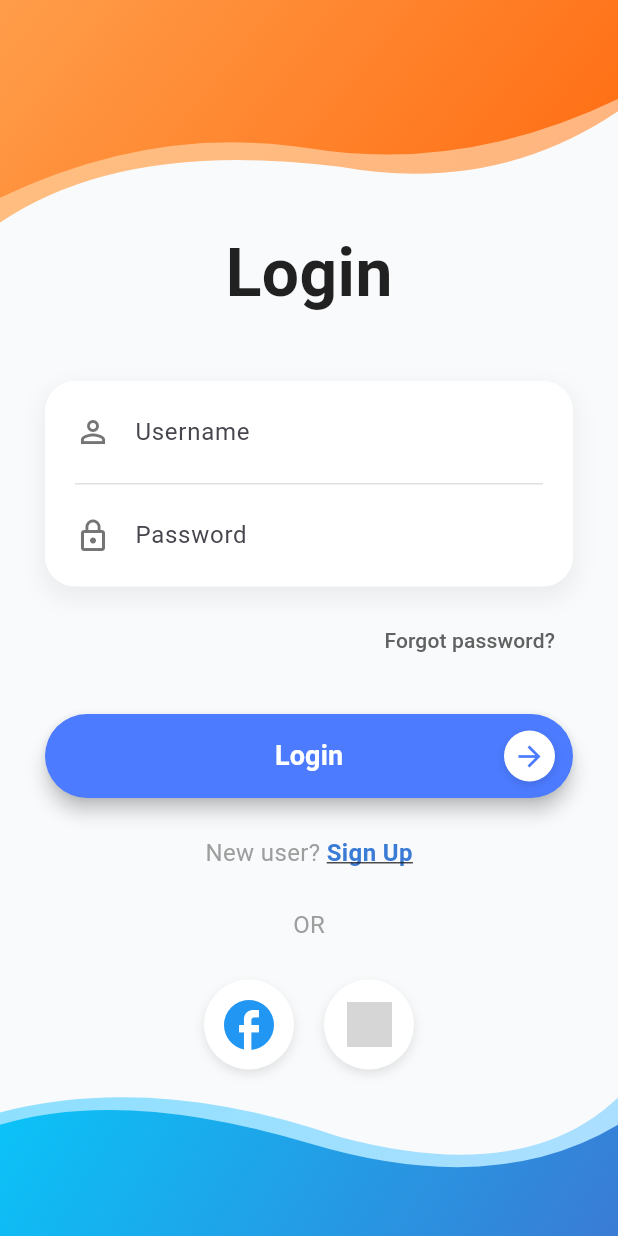
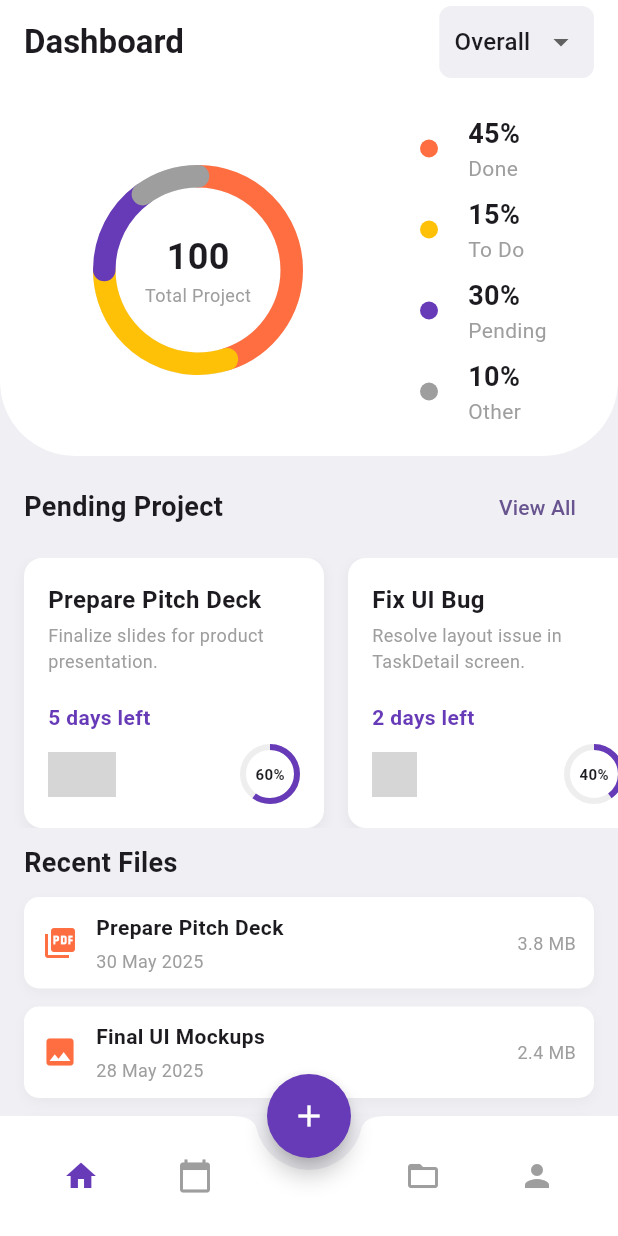
Before and after one commit to tta602/flutter-series, a Flutter app: the screen it shows after launch, on a phone screen of 412 x 824 dp. Run offline on Flutter 3.47's test engine with Material 3 defaults, Android fonts, the phone set to English and light mode, and no system bars; drawn by our look-alikes of percent_indicator; our stand-ins replace font_awesome_flutter, wave; grey boxes are pictures that could not be loaded.

Commit message:
video 004

```diff
--- /dev/null
+++ b/lib/dashboard/004/components/multis_segment_circular_progress.dart
@@ -0,0 +1,144 @@
+import 'package:flutter/material.dart';
+import 'package:percent_indicator/circular_percent_indicator.dart';
+import 'dart:math';
+
+class MultiSegmentCircularProgress extends StatelessWidget {
+  final double done;
+  final double todo;
+  final double pending;
+  final double other;
+
+  const MultiSegmentCircularProgress({
+    super.key,
+    required this.done,
+    required this.pending,
+    required this.todo,
+    required this.other
+  });
+
+  @override
+  Widget build(BuildContext context) {
+    // Phần trăm từng loại
+
+    const double radius = 70.0;
+    const lineWidth = 15.0;
+
+    // Định nghĩa từng đoạn với màu và phần trăm
+    final segments = [
+      {'percent': done, 'color': Colors.deepOrangeAccent},
+      {'percent': todo, 'color': Colors.amber},
+      {'percent': pending, 'color': Colors.deepPurple},
+      {'percent': other, 'color': Colors.grey},
+    ];
+
+    double accumulatedAngle = 0;
+
+    return Row(
+      children: [
+        Expanded(
+          flex: 2,
+          child: Stack(
+            alignment: Alignment.center,
+            children: [
+              // Vòng nền
+              CircularPercentIndicator(
+                radius: radius,
+                lineWidth: lineWidth,
+                percent: 1.0,
+                center: const Column(
+                  mainAxisAlignment: MainAxisAlignment.center,
+                  children: [
+                    Text(
+                      "100",
+                      style: TextStyle(fontWeight: FontWeight.bold, fontSize: 24),
+                    ),
+                    Text(
+                      "Total Project",
+                      style: TextStyle(color: Colors.grey, fontSize: 12),
+                    ),
+                  ],
+                ),
+                progressColor: Colors.grey.shade200,
+                backgroundColor: Colors.grey.shade200,
+                circularStrokeCap: CircularStrokeCap.round,
+              ),
+
+              // Vẽ từng segment theo phần trăm + xoay theo góc tích lũy
+              ...segments.map((segment) {
+                final widget = Positioned.fill(
+                  child: Align(
+                    alignment: Alignment.center,
+                    child: Transform.rotate(
+                      angle: accumulatedAngle * 2 * pi,
+                      child: CircularPercentIndicator(
+                        radius: radius,
+                        lineWidth: lineWidth,
+                        percent: segment['percent'] as double,
+                        progressColor: segment['color'] as Color,
+                        backgroundColor: Colors.transparent,
+                        circularStrokeCap: CircularStrokeCap.round,
+                      ),
+                    ),
+                  ),
+                );
+                accumulatedAngle += segment['percent'] as double;
+                return widget;
+              }).toList(),
+            ],
+          ),
+        ),
+        const SizedBox(width: 16),
+        const Expanded(
+          flex: 1,
+          child: Column(
+            crossAxisAlignment: CrossAxisAlignment.start,
+            children: [
+              _ProgressLegend(color: Colors.deepOrangeAccent, label: '45%', title: 'Done'),
+              _ProgressLegend(color: Colors.amber, label: '15%', title: 'To Do'),
+              _ProgressLegend(color: Colors.deepPurple, label: '30%', title: 'Pending'),
+              _ProgressLegend(color: Colors.grey, label: '10%', title: 'Other'),
+            ],
+          ),
+        ),
+      ],
+    );
+  }
+}
+
+class _ProgressLegend extends StatelessWidget {
+  final Color color;
+  final String label;
+  final String title;
+
+  const _ProgressLegend({
+    required this.color,
+    required this.label,
+    required this.title,
+  });
+
+  @override
+  Widget build(BuildContext context) {
+    return Padding(
+      padding: const EdgeInsets.symmetric(vertical: 4.0),
+      child: Row(
+        crossAxisAlignment: CrossAxisAlignment.center,
+        children: [
+          Container(width: 12, height: 12, decoration: BoxDecoration(
+            shape: BoxShape.circle,
+            color: color
+          ),),
+          SizedBox(width: 20,),
+          Column(
+            crossAxisAlignment: CrossAxisAlignment.start,
+            mainAxisAlignment: MainAxisAlignment.start,
+            children: [
+              const SizedBox(width: 8),
+              Text(label, style:  TextStyle(fontSize: 18, fontWeight: FontWeight.bold)),
+              Text(title, style: const TextStyle(fontSize: 14, color: Colors.grey)),
+            ],
+          )
+        ],
+      ),
+    );
+  }
+}
--- /dev/null
+++ b/lib/dashboard/004/components/my_dropdown_item.dart
@@ -0,0 +1,42 @@
+import 'package:flutter/material.dart';
+
+class MyDropdownButtonItem<T> extends StatelessWidget {
+  final  T current;
+  final List<T> data;
+  final ValueChanged<T?>? onChanged;
+
+  const MyDropdownButtonItem({
+    super.key,
+    required this.current,
+    required this.data,
+    this.onChanged
+  });
+
+  @override
+  Widget build(BuildContext context) {
+    return  DropdownButtonHideUnderline(
+      child: Container(
+        padding: EdgeInsets.symmetric(horizontal: 10),
+        decoration: BoxDecoration(
+          color: Color(0xFFEFEFF4), // Color(0xFFCAF0F8), // Màu nền
+          borderRadius: BorderRadius.circular(8), // Bo góc
+          // border: Border.all(color: Colors.grey), // Viền
+        ),
+        child: DropdownButton<T>(
+          value: current,
+          icon: const Icon(Icons.arrow_drop_down),
+          items: data
+              .map<DropdownMenuItem<T>>((T value) {
+            return DropdownMenuItem<T>(
+              value: value,
+              child: Text('$value'),
+            );
+          }).toList(),
+          onChanged: onChanged,
+          dropdownColor: Colors.white, // Màu nền của menu dropdown
+          borderRadius: BorderRadius.circular(8), // Bo góc dropdown
+        ),
+      ),
+    );
+  }
+}
--- /dev/null
+++ b/lib/dashboard/004/dashboard_screen_004.dart
@@ -0,0 +1,418 @@
+import 'package:demo001/dashboard/004/components/my_dropdown_item.dart';
+import 'package:flutter/material.dart';
+import 'package:percent_indicator/percent_indicator.dart';
+
+import 'components/multis_segment_circular_progress.dart';
+
+class DashboardScreen004 extends StatefulWidget {
+  const DashboardScreen004({super.key});
+
+  @override
+  State<DashboardScreen004> createState() => _DashboardScreenState();
+}
+
+class _DashboardScreenState extends State<DashboardScreen004> {
+  int _selectedIndex = 0;
+
+  void _onItemTapped(int index) {
+    setState(() {
+      _selectedIndex = index;
+    });
+  }
+
+  final List<Task> tasks = [
+    Task(
+      name: 'Prepare Pitch Deck',
+      summary: 'Finalize slides for product presentation.',
+      daysLeft: 5,
+      progress: 0.6,
+      userAvatars: ['assets/images/usr_001.png', 'assets/images/usr_002.png'],
+    ),
+    Task(
+      name: 'Fix UI Bug',
+      summary: 'Resolve layout issue in TaskDetail screen.',
+      daysLeft: 2,
+      progress: 0.4,
+      userAvatars: ['assets/images/usr_003.png'],
+    ),
+    Task(
+      name: 'Write Report',
+      summary: 'Summarize results from latest sprint.',
+      daysLeft: 3,
+      progress: 0.8,
+      userAvatars: ['assets/images/usr_001.png', 'assets/images/usr_003.png'],
+    ),
+  ];
+
+  final List<RecentFile> recentFiles = [
+    RecentFile(
+      icon: Icons.picture_as_pdf,
+      fileName: 'Prepare Pitch Deck',
+      date: '30 May 2025',
+      fileSize: '3.8 MB',
+    ),
+    RecentFile(
+      icon: Icons.image,
+      fileName: 'Final UI Mockups',
+      date: '28 May 2025',
+      fileSize: '2.4 MB',
+    ),
+    RecentFile(
+      icon: Icons.insert_drive_file,
+      fileName: 'Product Requirement Document',
+      date: '27 May 2025',
+      fileSize: '1.5 MB',
+    ),
+    RecentFile(
+      icon: Icons.bar_chart,
+      fileName: 'User Research Report',
+      date: '25 May 2025',
+      fileSize: '4.2 MB',
+    ),
+    RecentFile(
+      icon: Icons.code,
+      fileName: 'API Integration Guide',
+      date: '24 May 2025',
+      fileSize: '1.1 MB',
+    ),
+    RecentFile(
+      icon: Icons.video_file,
+      fileName: 'Demo Walkthrough Video',
+      date: '22 May 2025',
+      fileSize: '12.7 MB',
+    ),
+  ];
+
+  @override
+  Widget build(BuildContext context) {
+    return Scaffold(
+      backgroundColor: const Color(0xFFEFEFF4),
+      appBar: AppBar(
+        backgroundColor: Colors.white,
+        elevation: 0,
+        title: Text(
+          'Dashboard',
+          style: TextStyle(fontWeight: FontWeight.bold),
+        ),
+        actions: [
+          MyDropdownButtonItem(
+            current: 'Overall',
+            data: ['Overall', 'Monthly', 'Weekly'],
+            onChanged: (value) {},
+          ),
+          SizedBox(
+            width: 16,
+          )
+        ],
+      ),
+      bottomNavigationBar: _buildBottomNavigationBar(),
+      floatingActionButtonLocation: FloatingActionButtonLocation.centerDocked,
+      floatingActionButton: _buildFloatingActionButton(),
+      body: SingleChildScrollView(
+        child: Column(
+          crossAxisAlignment: CrossAxisAlignment.start,
+          mainAxisAlignment: MainAxisAlignment.start,
+          children: [
+            Container(
+              padding: const EdgeInsets.symmetric(vertical: 16),
+              decoration: const BoxDecoration(
+                  color: Colors.white,
+                  borderRadius: BorderRadius.only(
+                      bottomLeft: Radius.circular(50),
+                      bottomRight: Radius.circular(50))),
+              child: const MultiSegmentCircularProgress(
+                  done: 0.45, pending: 0.15, todo: 0.3, other: 0.1),
+            ),
+            SizedBox(
+              height: 10,
+            ),
+            _buildPendingTitle(),
+            SizedBox(
+              height: 10,
+            ),
+            SizedBox(
+              height: 180,
+              child: ListView.builder(
+                  scrollDirection: Axis.horizontal,
+                  itemCount: tasks.length,
+                  padding: EdgeInsets.only(left: 16),
+                  itemBuilder: (context, index) {
+                    final task = tasks[index];
+                    return _buildProjectCard(
+                        title: task.name,
+                        description: task.summary,
+                        daysLeft: task.daysLeft,
+                        progress: task.progress,
+                        userAvatars: task.userAvatars);
+                  }),
+            ),
+            SizedBox(
+              height: 10,
+            ),
+            _buildRecentFileTitle(),
+            SizedBox(
+              height: 10,
+            ),
+            Padding(
+              padding: EdgeInsets.symmetric(horizontal: 16),
+              child: Column(
+                children: recentFiles.map((file) {
+                  return _buildRecentFileItem(
+                      icon: file.icon,
+                      fileName: file.fileName,
+                      date: file.date,
+                      fileSize: file.fileSize);
+                }).toList(),
+              ),
+            )
+          ],
+        ),
+      ),
+    );
+  }
+
+  Widget _buildBottomNavigationBar() {
+    return BottomAppBar(
+      shape: const CircularNotchedRectangle(),
+      color: Colors.white,
+      notchMargin: 8.0,
+      child: Row(
+        mainAxisAlignment: MainAxisAlignment.spaceAround,
+        children: <Widget>[
+          IconButton(
+            icon: const Icon(Icons.home),
+            onPressed: () => _onItemTapped(0),
+            color: _selectedIndex == 0 ? Colors.deepPurple : Colors.grey,
+          ),
+          IconButton(
+            icon: const Icon(Icons.calendar_today),
+            onPressed: () => _onItemTapped(1),
+            color: _selectedIndex == 1 ? Colors.deepPurple : Colors.grey,
+          ),
+          const SizedBox(width: 48), // Khoảng trống cho FAB
+          IconButton(
+            icon: const Icon(Icons.folder_open),
+            onPressed: () => _onItemTapped(2),
+            color: _selectedIndex == 2 ? Colors.deepPurple : Colors.grey,
+          ),
+          IconButton(
+            icon: const Icon(Icons.person),
+            onPressed: () => _onItemTapped(3),
+            color: _selectedIndex == 3 ? Colors.deepPurple : Colors.grey,
+          ),
+        ],
+      ),
+    );
+  }
+
+  Widget _buildFloatingActionButton() {
+    return FloatingActionButton(
+      onPressed: () {
+        // Xử lý khi nhấn nút FAB
+      },
+      backgroundColor: Colors.deepPurple,
+      shape: const CircleBorder(),
+      child: const Icon(Icons.add, color: Colors.white),
+    );
+  }
+
+  Widget _buildRecentFileTitle() {
+    return const Padding(
+      padding: EdgeInsets.only(left: 16.0),
+      child: Text(
+        'Recent Files',
+        style: TextStyle(fontSize: 18, fontWeight: FontWeight.bold),
+      ),
+    );
+  }
+
+  Widget _buildPendingTitle() {
+    return Padding(
+      padding: const EdgeInsets.symmetric(horizontal: 16.0),
+      child: Row(
+        mainAxisAlignment: MainAxisAlignment.spaceBetween,
+        children: [
+          const Text(
+            'Pending Project',
+            style: TextStyle(fontSize: 18, fontWeight: FontWeight.bold),
+          ),
+          TextButton(
+            onPressed: () {},
+            child: const Text('View All'),
+          ),
+        ],
+      ),
+    );
+  }
+
+  Widget _buildRecentFileItem({
+    required IconData icon,
+    required String fileName,
+    required String date,
+    required String fileSize,
+  }) {
+    return Container(
+      margin: const EdgeInsets.only(bottom: 12),
+      padding: const EdgeInsets.symmetric(horizontal: 12, vertical: 10),
+      decoration: BoxDecoration(
+        color: Colors.white,
+        borderRadius: BorderRadius.circular(10),
+        boxShadow: [
+          BoxShadow(
+            color: Colors.black.withOpacity(0.03),
+            blurRadius: 6,
+            offset: const Offset(0, 3),
+          ),
+        ],
+      ),
+      child: Row(
+        children: [
+          Icon(icon, color: Colors.deepOrangeAccent),
+          const SizedBox(width: 12),
+          Expanded(
+            child: Column(
+              crossAxisAlignment: CrossAxisAlignment.start,
+              children: [
+                Text(fileName,
+                    style: const TextStyle(fontWeight: FontWeight.bold)),
+                const SizedBox(height: 4),
+                Text(date,
+                    style: const TextStyle(color: Colors.grey, fontSize: 12)),
+              ],
+            ),
+          ),
+          Text(
+            fileSize,
+            style: const TextStyle(color: Colors.grey, fontSize: 12),
+          )
+        ],
+      ),
+    );
+  }
+
+  Widget _buildProjectCard({
+    required String title,
+    required String description,
+    required int daysLeft,
+    required double progress,
+    required List<String> userAvatars,
+  }) {
+    return Container(
+      width: 200,
+      margin: const EdgeInsets.only(right: 16),
+      decoration: BoxDecoration(
+        color: Colors.white,
+        borderRadius: BorderRadius.circular(12),
+        boxShadow: [
+          BoxShadow(
+            color: Colors.grey.withOpacity(0.1),
+            spreadRadius: 1,
+            blurRadius: 5,
+            offset: const Offset(0, 3),
+          ),
+        ],
+      ),
+      child: Padding(
+        padding: const EdgeInsets.all(16.0),
+        child: Column(
+          crossAxisAlignment: CrossAxisAlignment.start,
+          children: [
+            Text(
+              title,
+              style: const TextStyle(fontWeight: FontWeight.bold, fontSize: 16),
+              maxLines: 1,
+              overflow: TextOverflow.ellipsis,
+            ),
+            const SizedBox(height: 4),
+            Text(
+              description,
+              style: const TextStyle(color: Colors.grey, fontSize: 12),
+              maxLines: 2,
+              overflow: TextOverflow.ellipsis,
+            ),
+            const Spacer(),
+            Row(
+              mainAxisAlignment: MainAxisAlignment.spaceBetween,
+              children: [
+                Text(
+                  '$daysLeft days left',
+                  style: TextStyle(
+                      fontSize: 14,
+                      color: Colors.deepPurple,
+                      fontWeight: FontWeight.bold),
+                ),
+              ],
+            ),
+            const SizedBox(height: 8),
+            Row(
+              children: [
+                Expanded(
+                  child: SizedBox(
+                    height: 30,
+                    width: 50 + userAvatars.length * 15.0,
+                    child: Stack(
+                      children: userAvatars.asMap().entries.map((entry) {
+                        int idx = entry.key;
+                        String avatarAssetPath = entry.value;
+                        return Positioned(
+                          left: idx * 15.0,
+                          child: CircleAvatar(
+                            radius: 15,
+                            backgroundImage: AssetImage(avatarAssetPath),
+                            backgroundColor: Colors.white,
+                          ),
+                        );
+                      }).toList(),
+                    ),
+                  ),
+                ),
+                CircularPercentIndicator(
+                  radius: 20.0,
+                  lineWidth: 4.0,
+                  percent: progress,
+                  progressColor: Colors.deepPurple,
+                  backgroundColor: Colors.grey.shade200,
+                  center: Text(
+                    '${(progress * 100).toInt()}%',
+                    style: const TextStyle(
+                        fontSize: 10, fontWeight: FontWeight.bold),
+                  ),
+                ),
+              ],
+            )
+          ],
+        ),
+      ),
+    );
+  }
+}
+
+class Task {
+  final String name;
+  final String summary;
+  final int daysLeft;
+  final double progress;
+  final List<String> userAvatars;
+
+  Task({
+    required this.name,
+    required this.summary,
+    required this.daysLeft,
+    required this.progress,
+    required this.userAvatars,
+  });
+}
+
+class RecentFile {
+  final IconData icon;
+  final String fileName;
+  final String date;
+  final String fileSize;
+
+  RecentFile({
+    required this.icon,
+    required this.fileName,
+    required this.date,
+    required this.fileSize,
+  });
+}
--- a/lib/main.dart
+++ b/lib/main.dart
@@ -1,5 +1,6 @@
 import 'package:flutter/material.dart';
 
+import 'dashboard/004/dashboard_screen_004.dart';
 import 'login/001/login_screen_gradient_001.dart';
 import 'login/002/mofinow_login_screen_002.dart';
 import 'login/003/login_screen_003.dart';
@@ -21,9 +22,10 @@ class MyApp extends StatelessWidget {
         colorScheme: ColorScheme.fromSeed(seedColor: Colors.deepPurple),
         useMaterial3: true,
       ),
+      home: const DashboardScreen004(), //04
+      // home: const LoginScreen003()
+      // home: const MofinowLoginScreen(), //002
       // home: const LoginScreen(), //001
-      // home: const MofinowLoginScreen(), //002
-      home: const LoginScreen003()
     );
   }
 }
--- a/pubspec.yaml
+++ b/pubspec.yaml
@@ -48,6 +48,7 @@ dev_dependencies:
   flutter_lints: ^3.0.0
   font_awesome_flutter: ^10.8.0
   wave: ^0.2.2
+  percent_indicator: ^4.2.3
 
 # For information on the generic Dart part of this file, see the
 # following page: https://dart.dev/tools/pub/pubspec
```
Also changed, not shown: pubspec.lock.
